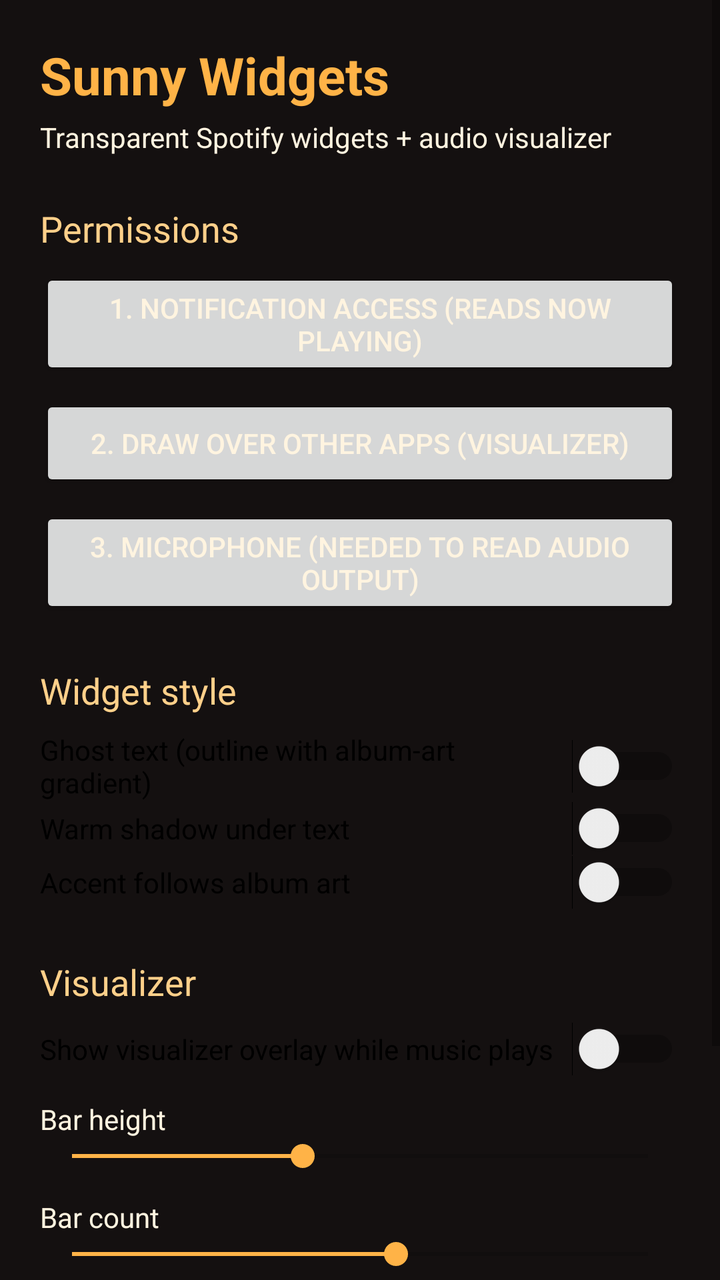
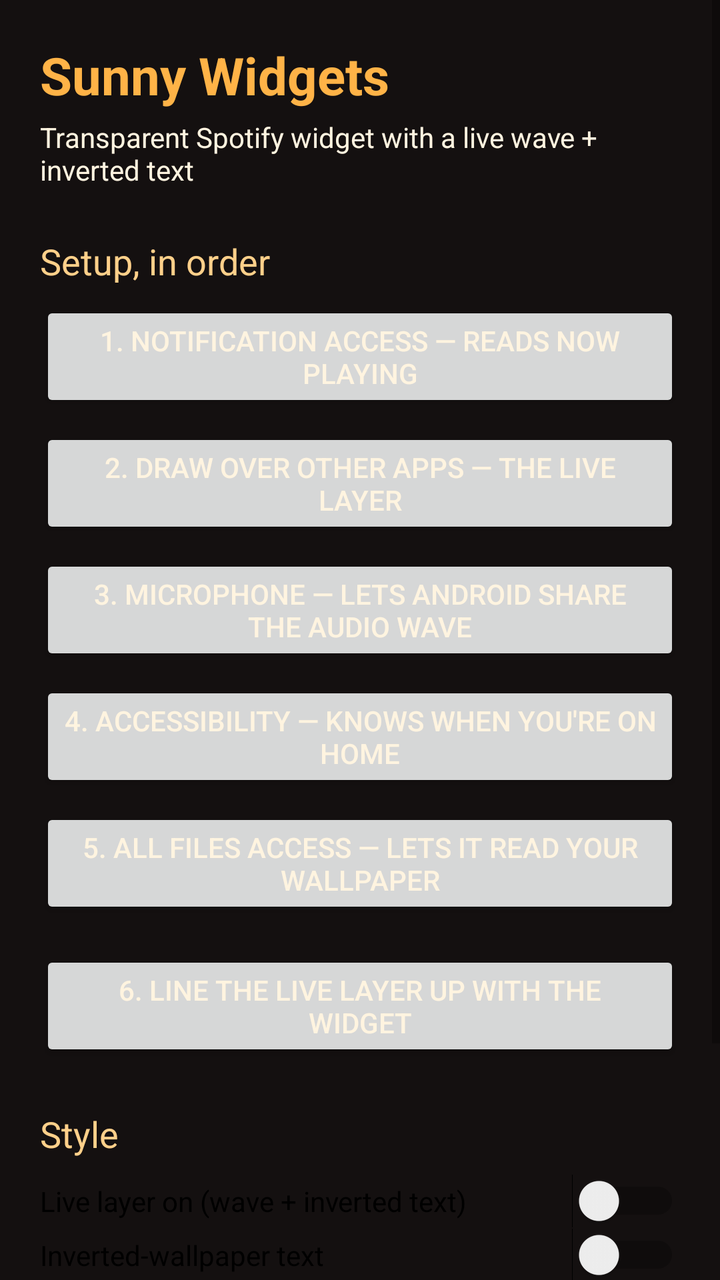

Two renders of the same Android screen: before a commit and after it. Below are the layout's source before the change and the commit's diff.
<!-- AndroidManifest.xml: application theme Theme.Sunny -->
<!-- res/layout/activity_main.xml -->
<?xml version="1.0" encoding="utf-8"?>
<ScrollView xmlns:android="http://schemas.android.com/apk/res/android"
    android:layout_width="match_parent"
    android:layout_height="match_parent">
<LinearLayout
    android:layout_width="match_parent"
    android:layout_height="wrap_content"
    android:orientation="vertical"
    android:padding="20dp">

    <TextView android:layout_width="wrap_content" android:layout_height="wrap_content"
        android:text="Sunny Widgets" android:textSize="26sp" android:textStyle="bold" android:textColor="#FFB347" />
    <TextView android:layout_width="wrap_content" android:layout_height="wrap_content"
        android:layout_marginTop="4dp" android:text="Transparent Spotify widgets + audio visualizer" />

    <TextView android:layout_width="wrap_content" android:layout_height="wrap_content"
        android:layout_marginTop="24dp" android:text="Permissions" android:textSize="18sp" android:textColor="#FFD08A" />

    <Button android:id="@+id/btnNotif" android:layout_width="match_parent" android:layout_height="wrap_content"
        android:layout_marginTop="8dp" android:text="1. Notification access (reads now playing)" />
    <Button android:id="@+id/btnOverlay" android:layout_width="match_parent" android:layout_height="wrap_content"
        android:layout_marginTop="8dp" android:text="2. Draw over other apps (visualizer)" />
    <Button android:id="@+id/btnMic" android:layout_width="match_parent" android:layout_height="wrap_content"
        android:layout_marginTop="8dp" android:text="3. Microphone (needed to read audio output)" />

    <TextView android:layout_width="wrap_content" android:layout_height="wrap_content"
        android:layout_marginTop="24dp" android:text="Widget style" android:textSize="18sp" android:textColor="#FFD08A" />
    <Switch android:id="@+id/swGhost" android:layout_width="match_parent" android:layout_height="wrap_content"
        android:layout_marginTop="8dp" android:text="Ghost text (outline with album-art gradient)" />
    <Switch android:id="@+id/swShadow" android:layout_width="match_parent" android:layout_height="wrap_content"
        android:text="Warm shadow under text" />
    <Switch android:id="@+id/swArtAccent" android:layout_width="match_parent" android:layout_height="wrap_content"
        android:text="Accent follows album art" />

    <TextView android:layout_width="wrap_content" android:layout_height="wrap_content"
        android:layout_marginTop="24dp" android:text="Visualizer" android:textSize="18sp" android:textColor="#FFD08A" />
    <Switch android:id="@+id/swViz" android:layout_width="match_parent" android:layout_height="wrap_content"
        android:layout_marginTop="8dp" android:text="Show visualizer overlay while music plays" />
    <TextView android:layout_width="wrap_content" android:layout_height="wrap_content"
        android:layout_marginTop="12dp" android:text="Bar height" />
    <SeekBar android:id="@+id/sbHeight" android:layout_width="match_parent" android:layout_height="wrap_content"
        android:max="300" android:progress="120" />
    <TextView android:layout_width="wrap_content" android:layout_height="wrap_content"
        android:layout_marginTop="12dp" android:text="Bar count" />
    <SeekBar android:id="@+id/sbBars" android:layout_width="match_parent" android:layout_height="wrap_content"
        android:max="64" android:progress="36" />
    <TextView android:layout_width="wrap_content" android:layout_height="wrap_content"
        android:layout_marginTop="12dp" android:text="Opacity" />
    <SeekBar android:id="@+id/sbAlpha" android:layout_width="match_parent" android:layout_height="wrap_content"
        android:max="255" android:progress="200" />
    <Switch android:id="@+id/swMirror" android:layout_width="match_parent" android:layout_height="wrap_content"
        android:layout_marginTop="8dp" android:text="Mirror bars from the center" />

    <TextView android:id="@+id/status" android:layout_width="wrap_content" android:layout_height="wrap_content"
        android:layout_marginTop="24dp" android:textColor="#B3FFE6C2" android:text="" />
</LinearLayout>
</ScrollView>
<!-- resources referenced by this layout -->
<resources>
  <style name="Theme.Sunny" parent="Theme.AppCompat.DayNight.NoActionBar">
          <item name="android:windowBackground">#141010</item>
          <item name="android:textColor">#FFF4E0</item>
          <item name="colorAccent">#FFB347</item>
      </style>
</resources>

<!-- the commit's change to res/layout/activity_main.xml (unified diff, before → after) -->
@@ -11,45 +11,36 @@
     <TextView android:layout_width="wrap_content" android:layout_height="wrap_content"
         android:text="Sunny Widgets" android:textSize="26sp" android:textStyle="bold" android:textColor="#FFB347" />
     <TextView android:layout_width="wrap_content" android:layout_height="wrap_content"
-        android:layout_marginTop="4dp" android:text="Transparent Spotify widgets + audio visualizer" />
+        android:layout_marginTop="4dp" android:text="Transparent Spotify widget with a live wave + inverted text" />
 
     <TextView android:layout_width="wrap_content" android:layout_height="wrap_content"
-        android:layout_marginTop="24dp" android:text="Permissions" android:textSize="18sp" android:textColor="#FFD08A" />
+        android:layout_marginTop="24dp" android:text="Setup, in order" android:textSize="18sp" android:textColor="#FFD08A" />
 
     <Button android:id="@+id/btnNotif" android:layout_width="match_parent" android:layout_height="wrap_content"
-        android:layout_marginTop="8dp" android:text="1. Notification access (reads now playing)" />
+        android:layout_marginTop="8dp" android:text="1. Notification access — reads now playing" />
     <Button android:id="@+id/btnOverlay" android:layout_width="match_parent" android:layout_height="wrap_content"
-        android:layout_marginTop="8dp" android:text="2. Draw over other apps (visualizer)" />
+        android:layout_marginTop="8dp" android:text="2. Draw over other apps — the live layer" />
     <Button android:id="@+id/btnMic" android:layout_width="match_parent" android:layout_height="wrap_content"
-        android:layout_marginTop="8dp" android:text="3. Microphone (needed to read audio output)" />
+        android:layout_marginTop="8dp" android:text="3. Microphone — lets Android share the audio wave" />
+    <Button android:id="@+id/btnAccess" android:layout_width="match_parent" android:layout_height="wrap_content"
+        android:layout_marginTop="8dp" android:text="4. Accessibility — knows when you're on home" />
+    <Button android:id="@+id/btnFiles" android:layout_width="match_parent" android:layout_height="wrap_content"
+        android:layout_marginTop="8dp" android:text="5. All files access — lets it read your wallpaper" />
+    <Button android:id="@+id/btnCalibrate" android:layout_width="match_parent" android:layout_height="wrap_content"
+        android:layout_marginTop="16dp" android:text="6. Line the live layer up with the widget" />
 
     <TextView android:layout_width="wrap_content" android:layout_height="wrap_content"
-        android:layout_marginTop="24dp" android:text="Widget style" android:textSize="18sp" android:textColor="#FFD08A" />
+        android:layout_marginTop="24dp" android:text="Style" android:textSize="18sp" android:textColor="#FFD08A" />
+    <Switch android:id="@+id/swViz" android:layout_width="match_parent" android:layout_height="wrap_content"
+        android:layout_marginTop="8dp" android:text="Live layer on (wave + inverted text)" />
+    <Switch android:id="@+id/swInvert" android:layout_width="match_parent" android:layout_height="wrap_content"
+        android:text="Inverted-wallpaper text" />
     <Switch android:id="@+id/swGhost" android:layout_width="match_parent" android:layout_height="wrap_content"
-        android:layout_marginTop="8dp" android:text="Ghost text (outline with album-art gradient)" />
+        android:text="Ghost text (outline only)" />
     <Switch android:id="@+id/swShadow" android:layout_width="match_parent" android:layout_height="wrap_content"
-        android:text="Warm shadow under text" />
+        android:text="Warm shadow" />
     <Switch android:id="@+id/swArtAccent" android:layout_width="match_parent" android:layout_height="wrap_content"
         android:text="Accent follows album art" />
-
-    <TextView android:layout_width="wrap_content" android:layout_height="wrap_content"
-        android:layout_marginTop="24dp" android:text="Visualizer" android:textSize="18sp" android:textColor="#FFD08A" />
-    <Switch android:id="@+id/swViz" android:layout_width="match_parent" android:layout_height="wrap_content"
-        android:layout_marginTop="8dp" android:text="Show visualizer overlay while music plays" />
-    <TextView android:layout_width="wrap_content" android:layout_height="wrap_content"
-        android:layout_marginTop="12dp" android:text="Bar height" />
-    <SeekBar android:id="@+id/sbHeight" android:layout_width="match_parent" android:layout_height="wrap_content"
-        android:max="300" android:progress="120" />
-    <TextView android:layout_width="wrap_content" android:layout_height="wrap_content"
-        android:layout_marginTop="12dp" android:text="Bar count" />
-    <SeekBar android:id="@+id/sbBars" android:layout_width="match_parent" android:layout_height="wrap_content"
-        android:max="64" android:progress="36" />
-    <TextView android:layout_width="wrap_content" android:layout_height="wrap_content"
-        android:layout_marginTop="12dp" android:text="Opacity" />
-    <SeekBar android:id="@+id/sbAlpha" android:layout_width="match_parent" android:layout_height="wrap_content"
-        android:max="255" android:progress="200" />
-    <Switch android:id="@+id/swMirror" android:layout_width="match_parent" android:layout_height="wrap_content"
-        android:layout_marginTop="8dp" android:text="Mirror bars from the center" />
 
     <TextView android:id="@+id/status" android:layout_width="wrap_content" android:layout_height="wrap_content"
         android:layout_marginTop="24dp" android:textColor="#B3FFE6C2" android:text="" />
